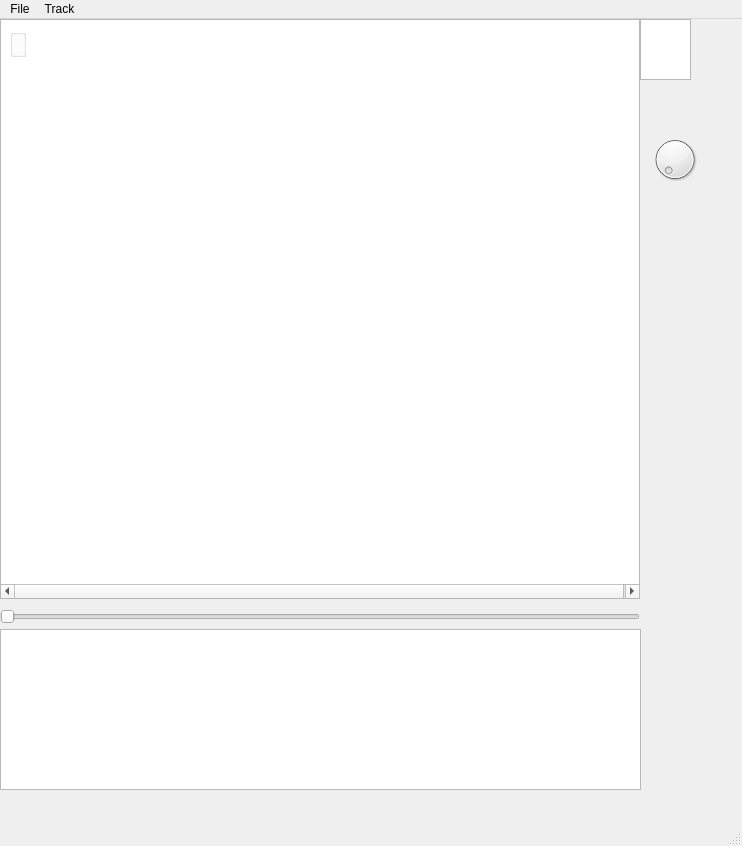
Old version of the form GUI/mainwindow.ui in the repository kostasl/zebrafish_tracker.
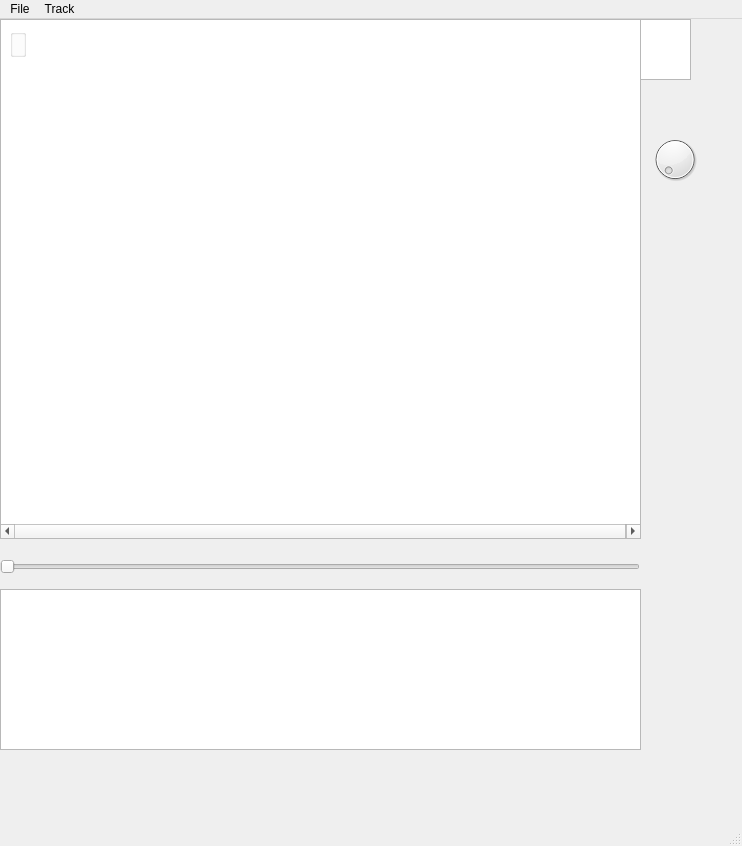
New version of the form.

```diff
--- a/GUI/mainwindow.ui
+++ b/GUI/mainwindow.ui
@@ -29,8 +29,8 @@
      <rect>
       <x>0</x>
       <y>0</y>
-      <width>640</width>
-      <height>580</height>
+      <width>641</width>
+      <height>520</height>
      </rect>
     </property>
     <property name="minimumSize">
@@ -92,7 +92,7 @@
     <property name="geometry">
      <rect>
       <x>0</x>
-      <y>610</y>
+      <y>570</y>
       <width>641</width>
       <height>161</height>
      </rect>
@@ -117,7 +117,7 @@
     <property name="geometry">
      <rect>
       <x>0</x>
-      <y>590</y>
+      <y>540</y>
       <width>640</width>
       <height>16</height>
      </rect>
```
